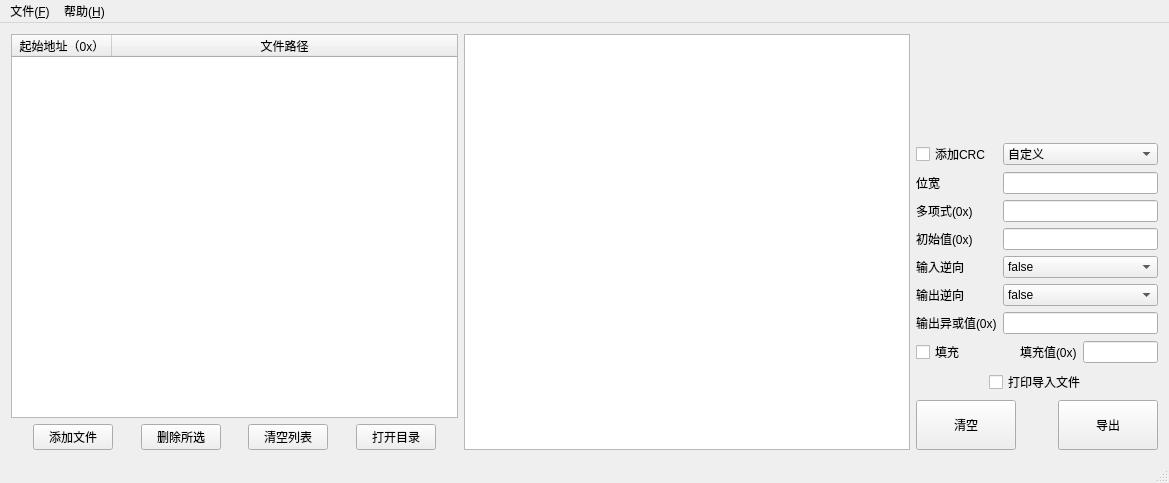
blingbling-110/HexConverter, file mainwindow.ui: the form before one commit.
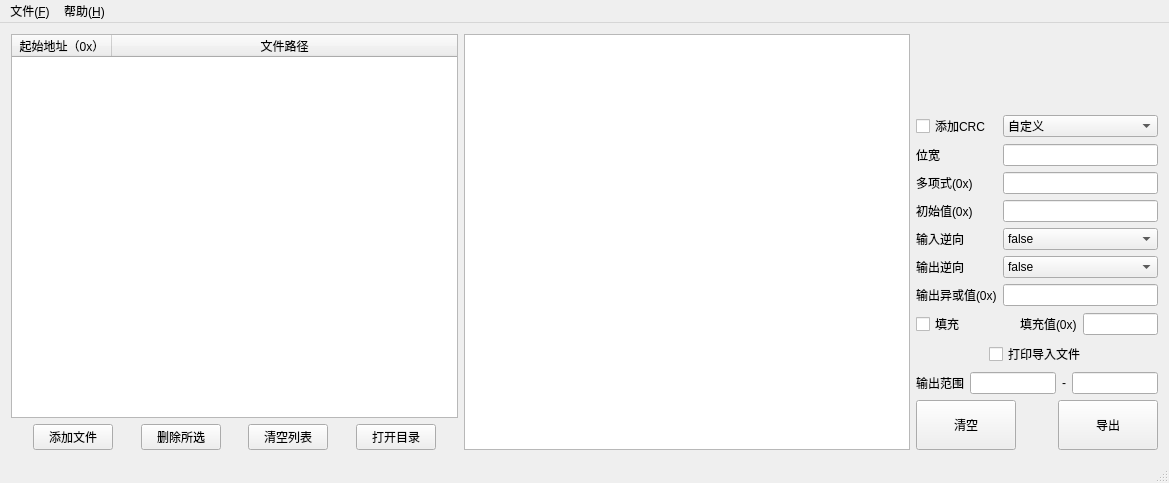
The form after the commit. Icons and pictures are not drawn.

Commit message: 新增设置输出范围功能 优化代码以消除警告

Diff of the .ui file:
```diff
--- a/mainwindow.ui
+++ b/mainwindow.ui
@@ -187,7 +187,7 @@
      </layout>
     </item>
     <item>
-     <layout class="QVBoxLayout" name="verticalLayout_right" stretch="1,7,1,0,0">
+     <layout class="QVBoxLayout" name="verticalLayout_right" stretch="1,7,1,0,0,0">
       <item>
        <widget class="QLabel" name="label_logo">
         <property name="maximumSize">
@@ -443,6 +443,41 @@
         </item>
        </layout>
       </item>
+      <item>
+       <layout class="QHBoxLayout" name="horizontalLayout_range">
+        <item>
+         <widget class="QLabel" name="label_range">
+          <property name="statusTip">
+           <string/>
+          </property>
+          <property name="text">
+           <string>输出范围</string>
+          </property>
+         </widget>
+        </item>
+        <item>
+         <widget class="QLineEdit" name="lineEdit_startAddr">
+          <property name="statusTip">
+           <string>指定输出文件的地址范围，不在范围中的数据将会被丢弃，此处指定起始地址，请填写十六进制数（不用加0x）</string>
+          </property>
+         </widget>
+        </item>
+        <item>
+         <widget class="QLabel" name="label_separator">
+          <property name="text">
+           <string>-</string>
+          </property>
+         </widget>
+        </item>
+        <item>
+         <widget class="QLineEdit" name="lineEdit_endAddr">
+          <property name="statusTip">
+           <string>指定输出文件的地址范围，不在范围中的数据将会被丢弃，此处指定结束地址，请填写十六进制数（不用加0x）</string>
+          </property>
+         </widget>
+        </item>
+       </layout>
+      </item>
       <item>
        <layout class="QHBoxLayout" name="horizontalLayout_export">
         <item>
```
Left out of the diff: 2 changed lines with no effect on the pictures. The commit also changes 6 other files.
